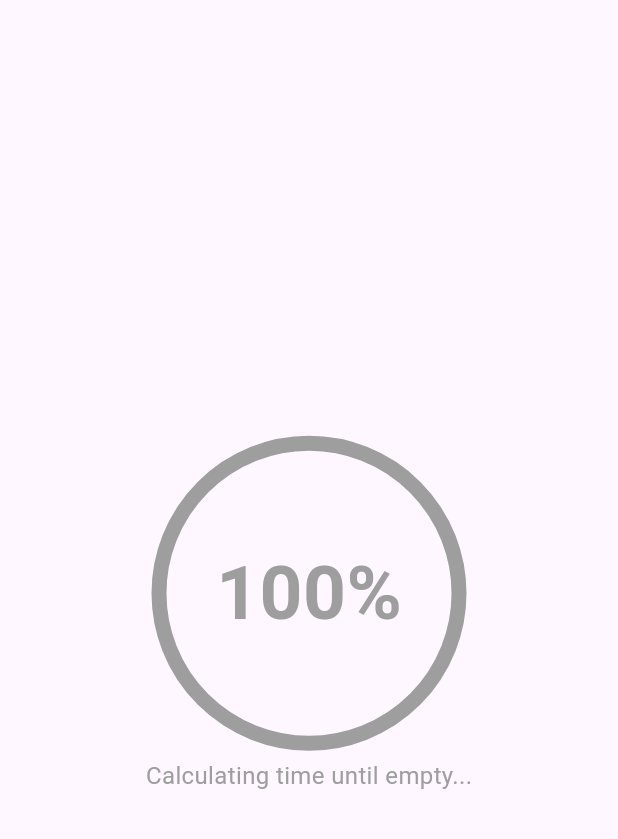
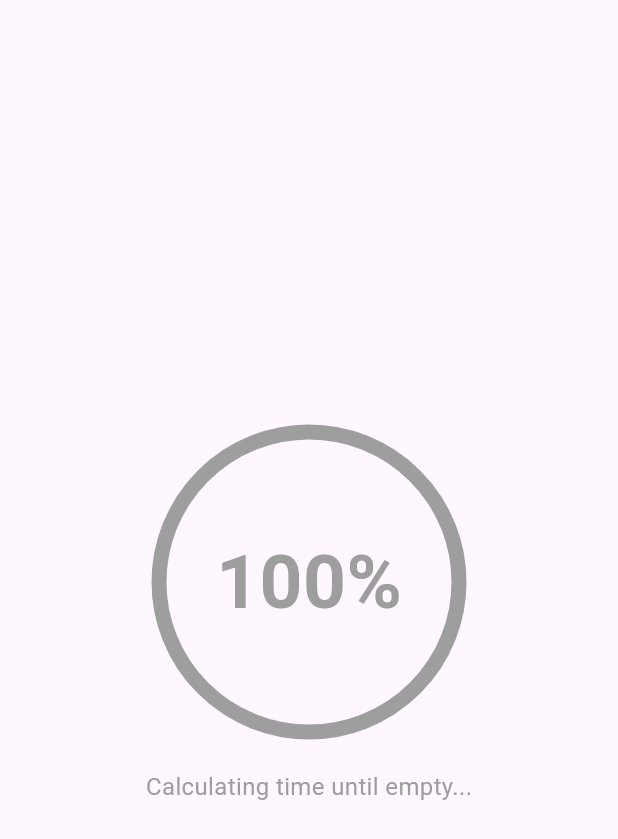
Before and after one commit to ItsJordanNL/battery-app, a Flutter app: the first screen one second after launch, on a phone screen of 412 x 824 dp. Shown: the top 839 px of the screen. Run offline on Flutter 3.47's test engine with Material 3 defaults, Android fonts, the phone set to English and light mode, and no system bars; our stand-ins replace battery_plus.

Commit message:
Meer ruimte tussen de cirkel en de tekst

```diff
--- a/lib/main.dart
+++ b/lib/main.dart
@@ -140,7 +140,7 @@ class _MyHomePageState extends State<MyHomePage> {
                   ),
                 ],
               ),
-              const SizedBox(height: 10),
+              const SizedBox(height: 25), // Adjusted distance
               Text(
                 'Battery fully charged',
                 style: TextStyle(
@@ -178,11 +178,11 @@ class _MyHomePageState extends State<MyHomePage> {
                   ),
                 ],
               ),
-              const SizedBox(height: 10),
+              const SizedBox(height: 25), // Adjusted distance
               Text(
                 calculateChargingTimeRemaining() == -1
                     ? 'Calculating time until full...'
-                    : 'Time until full: ${formatTime(calculateChargingTimeRemaining())}',
+                    : 'Time until fully charged: ${formatTime(calculateChargingTimeRemaining())}',
                 style: TextStyle(
                   color: textColor,
                   fontSize: 16,
@@ -223,11 +223,11 @@ class _MyHomePageState extends State<MyHomePage> {
             ),
           ],
         ),
-        const SizedBox(height: 10),
+        const SizedBox(height: 25), // Adjusted distance
         Text(
           calculateTimeRemaining() == -1
               ? 'Calculating time until empty...'
-              : 'Time until empty: ${formatTime(calculateTimeRemaining())}',
+              : 'Time remaining: ${formatTime(calculateTimeRemaining())}',
           style: TextStyle(
             color: textColor,
             fontSize: 16,
```
